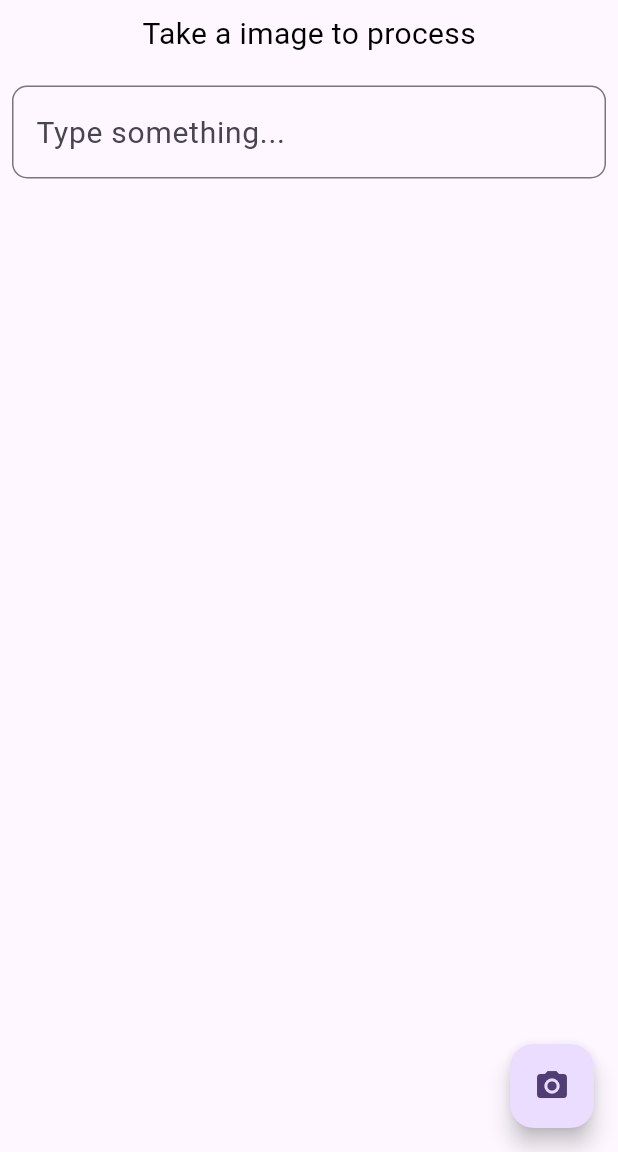
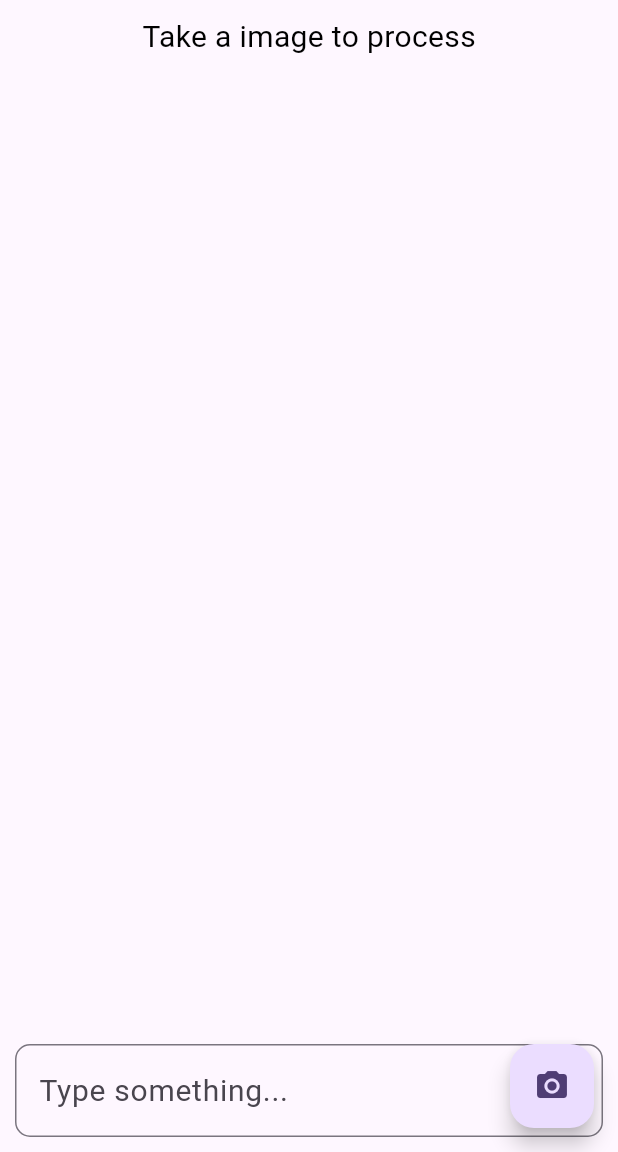
Before and after one commit to NABDroid/my_third_eye, a Flutter app: the screen it shows after launch, after a tap on the "camera alt" icon, on a phone screen of 412 x 824 dp, the part 84-1236 px from its top. Run offline on Flutter 3.47's test engine with Material 3 defaults, Android fonts, the phone set to English and light mode, and no system bars; our stand-ins replace camera, google_generative_ai.

Commit message:
image processing added

```diff
--- a/lib/Screens/BaseScreen.dart
+++ b/lib/Screens/BaseScreen.dart
@@ -1,44 +1,43 @@
 import 'dart:io';
-
 import 'package:camera/camera.dart';
 import 'package:flutter/material.dart';
 import 'package:google_generative_ai/google_generative_ai.dart';
-import 'package:my_third_eye/Screens/HistoryScreen.dart';
-import 'package:my_third_eye/Screens/SettingsScreen.dart';
 import '../Global.dart';
-import 'HomeScreen.dart';
 import 'Styles.dart';
 
 class BaseScreen extends StatefulWidget {
-  const BaseScreen({super.key});
+  const BaseScreen({
+    super.key,
+    required this.camera,
+  });
+
+  final CameraDescription camera;
 
   @override
   State<BaseScreen> createState() => _BaseScreenState();
 }
 
 class _BaseScreenState extends State<BaseScreen> {
+  // image related
   late CameraController cameraController;
-  //late Future<void> _initializeControllerFuture;
+  late Future<void> initializeControllerFuture;
   XFile? image;
+
+  // chat related
   late ChatSession chatSession;
   ValueNotifier<bool> rebuildBase = ValueNotifier<bool>(true);
   TextEditingController questionController = TextEditingController();
   String? apiResponse = "Take a image to process";
-  int currentScreenId = 0;
-  //late final firstCamera;
-  late final cameras;
-
-  List<Widget> screens = <Widget>[
-    HomeScreen(),
-    HistoryScreen(),
-    SettingsScreen(),
-  ];
 
   @override
   void initState() {
     super.initState();
-    print("key-------------------------------- $geminiKey");
-    loadCameras();
+
+    // cameraController = CameraController(
+    //   widget.camera,
+    //   ResolutionPreset.medium,
+    // );
+    // initializeControllerFuture = cameraController.initialize();
     final model = GenerativeModel(
       // model: 'gemini-ultra',
       model: 'gemini-1.5-flash',
@@ -61,16 +60,29 @@ class _BaseScreenState extends State<BaseScreen> {
         body: ValueListenableBuilder<bool>(
           valueListenable: rebuildBase,
           builder: (context, value, child) {
-            return SingleChildScrollView(
-              child: Padding(
-                padding: const EdgeInsets.all(8.0),
+            return Padding(
+              padding: const EdgeInsets.all(10),
               child: Column(
                 crossAxisAlignment: CrossAxisAlignment.center,
                 children: [
-                    (image == null) ? Container() : Image.file(File(image!.path)),
-
-                    Text(apiResponse!, style: darkDetailsTextStyle,),
-                    SizedBox(height: 20,),
+                  Expanded(
+                    child: SingleChildScrollView(
+                      child: Column(
+                        children: [
+                          (image == null)
+                              ? Container()
+                              : Image.file(File(image!.path)),
+                          Text(
+                            apiResponse!,
+                            style: darkDetailsTextStyle,
+                          ),
+                          const SizedBox(
+                            height: 20,
+                          ),
+                        ],
+                      ),
+                    ),
+                  ),
                   TextField(
                     controller: questionController,
                     style: darkDetailsTextStyle,
@@ -82,39 +94,13 @@ class _BaseScreenState extends State<BaseScreen> {
                   ),
                 ],
               ),
-              ),
             );
           },
         ),
-
-        // SingleChildScrollView(
-        //     child: ValueListenableBuilder<bool>(
-        //   valueListenable: rebuildBase,
-        //   builder: (context, value, child) {
-        //     return screens[currentScreenId];
-        //   },
-        // )),
-
         floatingActionButton: FloatingActionButton(
-          child: Icon(Icons.camera_alt),
           onPressed: takeImage,
+          child: const Icon(Icons.camera_alt),
         ),
-        // bottomNavigationBar: ValueListenableBuilder<bool>(
-        //   valueListenable: rebuildBase,
-        //   builder: (context, value, child) {
-        //     return BottomNavigationBar(
-        //       items: const [
-        //         BottomNavigationBarItem(icon: Icon(Icons.home), label: "Home"),
-        //         BottomNavigationBarItem(
-        //             icon: Icon(Icons.history), label: "History"),
-        //         BottomNavigationBarItem(
-        //             icon: Icon(Icons.settings), label: "Settings"),
-        //       ],
-        //       currentIndex: currentScreenId,
-        //       onTap: bottomNavBarTap,
-        //     );
-        //   },
-        // ),
       ),
     );
   }
@@ -126,61 +112,37 @@ class _BaseScreenState extends State<BaseScreen> {
     super.dispose();
   }
 
-  void bottomNavBarTap(int index) {
-    currentScreenId = index;
-    rebuildBase.value = !rebuildBase.value;
-  }
 
-  loadCameras() async {
-    WidgetsFlutterBinding.ensureInitialized();
-    final cameras = await availableCameras();
-  }
 
   Future<void> takeImage() async {
     try {
-
-      cameraController = CameraController(
-        cameras.first,
+      cameraController = await CameraController(
+        widget.camera,
         ResolutionPreset.medium,
       );
+      await (cameraController.initialize());
 
-      // _initializeControllerFuture = cameraController.initialize();
-      //await _initializeControllerFuture;
-      cameraController.initialize();
-
-
+      image = await cameraController.takePicture();
       String question = questionController.text.toString().trim();
 
       image = await cameraController.takePicture();
-      cameraController.dispose();
-      final geminiResponse = await chatSession.sendMessage(
-        Content.text(question),
-      );
+      final imageBytes = await image!.readAsBytes();
+      Content multiContent = Content.multi([TextPart(question), DataPart('image/jpeg', imageBytes)]);
+      final geminiResponse = await chatSession
+          .sendMessage(multiContent)
+          .timeout(const Duration(seconds: 15));
       if (geminiResponse.text == null) {
         apiResponse = "No response from api";
       } else {
         apiResponse = geminiResponse.text!;
       }
       rebuildBase.value = !rebuildBase.value;
+      cameraController.dispose();
     } catch (e) {
+      cameraController.dispose();
+      image = null;
       print("Error =========");
       print(e);
     }
   }
-
-  Future<void> onlyStringQues() async {
-    String question = questionController.text.toString().trim();
-    try {
-      final geminiResponse = await chatSession.sendMessage(
-        Content.text(question),
-      );
-      if (geminiResponse.text == null) {
-        apiResponse = "No response from api";
-      } else {
-        apiResponse = geminiResponse.text!;
 }
-      rebuildBase.value = !rebuildBase.value;
-    } catch (e) {
-    }
-  }
-}
--- a/lib/Screens/HistoryScreen.dart
+++ b/lib/Screens/HistoryScreen.dart
@@ -5,6 +5,6 @@ class HistoryScreen extends StatelessWidget {
 
   @override
   Widget build(BuildContext context) {
-    return Container(child: Text("History"),);
+    return Container(child: const Text("History"),);
   }
 }
--- a/lib/Screens/HomeScreen.dart
+++ b/lib/Screens/HomeScreen.dart
@@ -6,7 +6,7 @@ import 'package:flutter/material.dart';
 class HomeScreen extends StatelessWidget {
   final String? response;
   final XFile? image;
-  HomeScreen({Key? key, this.response, this.image}) : super(key: key);
+  const HomeScreen({super.key, this.response, this.image});
 
   @override
   Widget build(BuildContext context) {
--- a/lib/Screens/SettingsScreen.dart
+++ b/lib/Screens/SettingsScreen.dart
@@ -5,6 +5,6 @@ class SettingsScreen extends StatelessWidget {
 
   @override
   Widget build(BuildContext context) {
-    return Container(child: Text("Settings"),);
+    return Container(child: const Text("Settings"),);
   }
 }
--- a/lib/Screens/Styles.dart
+++ b/lib/Screens/Styles.dart
@@ -1,4 +1,3 @@
-import 'dart:ui';
 
 import 'package:flutter/material.dart';
 
--- a/lib/main.dart
+++ b/lib/main.dart
@@ -1,14 +1,19 @@
+import 'package:camera/camera.dart';
 import 'package:flutter/material.dart';
 import 'Screens/BaseScreen.dart';
 
 
-void main() {
-  print("HELLO WORLD");
-  runApp(const AppRoot());
+Future<void> main() async {
+  WidgetsFlutterBinding.ensureInitialized();
+  final cameraLists = await availableCameras();
+  final firstCamera = cameraLists.first;
+  runApp(AppRoot(camera: firstCamera,));
 }
 
 class AppRoot extends StatelessWidget {
-  const AppRoot({super.key});
+  const AppRoot({super.key, required this.camera});
+  final CameraDescription camera;
+
 
 
   @override
@@ -19,7 +24,7 @@
         colorScheme: ColorScheme.fromSeed(seedColor: Colors.deepPurple),
         useMaterial3: true,
       ),
-      home: const BaseScreen(),
+      home: BaseScreen(camera: camera,),
     );
   }
 }
--- a/pubspec.yaml
+++ b/pubspec.yaml
@@ -37,8 +37,10 @@ dependencies:
   cupertino_icons: ^1.0.6
   google_generative_ai: ^0.4.3
   camera: ^0.11.0+1
-  speech_to_text: ^6.6.0
-  flutter_tts: ^4.0.2
+  http: ^1.2.2
+  fluttertoast: ^8.2.5
+  #speech_to_text: ^6.6.0
+  #flutter_tts: ^4.0.2
 
 dev_dependencies:
   flutter_test:
```
Also changed, not shown: pubspec.lock, 3 other files. Lines whose indentation alone changed are shown as unchanged.
